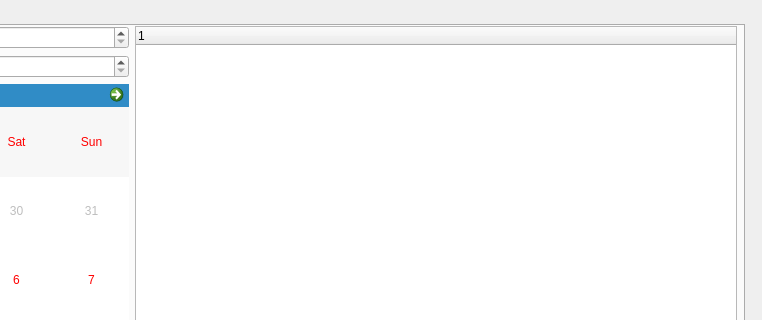
Above: design_test.ui from maxpaleev/Task_manager before the change; both pictures show x 476 to 1238 and y 0 to 320 of the 1238 by 674 pixel window. Below: the same form after it.
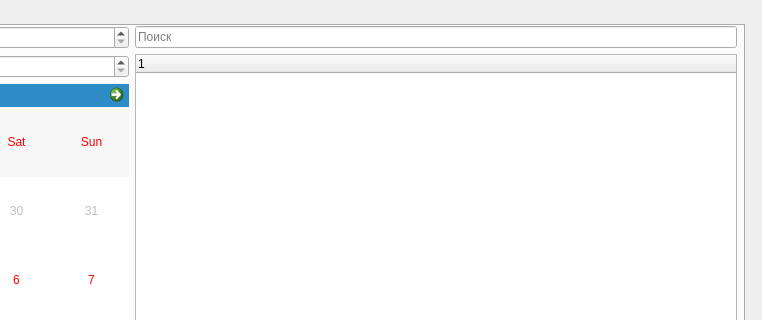
That is the form after the change.

Commit message: events search add

The edit to the form file:
```diff
--- a/design_test.ui
+++ b/design_test.ui
@@ -125,6 +125,21 @@
         </layout>
        </item>
        <item>
+        <layout class="QVBoxLayout" name="verticalLayout_5">
+         <item>
+          <widget class="QLineEdit" name="searchEvent">
+           <property name="autoFillBackground">
+            <bool>false</bool>
+           </property>
+           <property name="inputMask">
+            <string/>
+           </property>
+           <property name="placeholderText">
+            <string>Поиск</string>
+           </property>
+          </widget>
+         </item>
+         <item>
         <widget class="QTreeWidget" name="eventList">
          <column>
           <property name="text">
@@ -132,6 +147,8 @@
           </property>
          </column>
         </widget>
+         </item>
+        </layout>
        </item>
       </layout>
      </widget>
```
Lines whose indentation alone changed are shown as unchanged. The commit also changes 1 other file.
